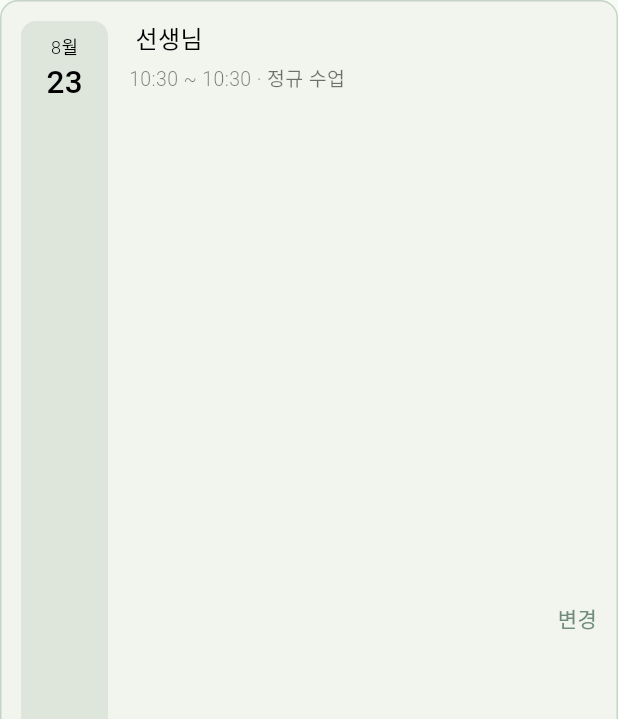
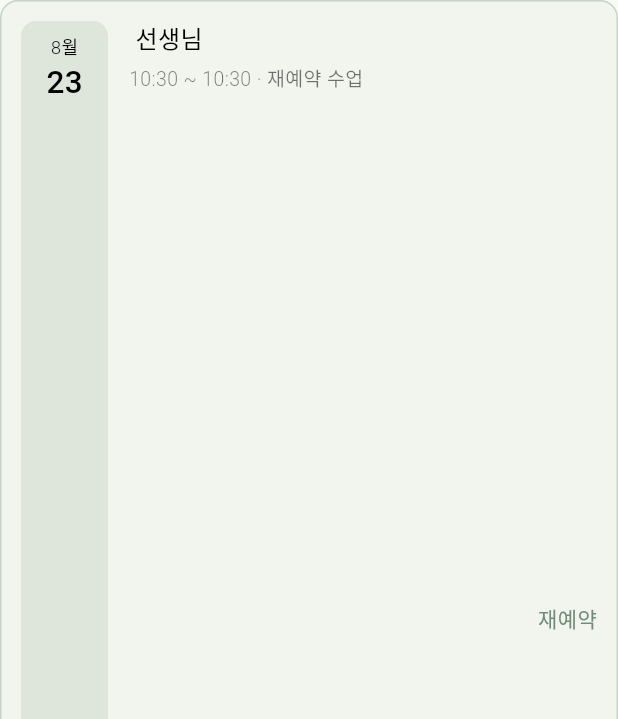
Before and after one commit to B-Dandelion/forestring_stu, a Flutter app: the StudentLessonCard widget shown alone on an empty page, opened directly with empty values, on a phone screen of 412 x 824 dp. Shown: the top 719 px of the screen. Run offline on Flutter 3.47's test engine with Material 3 defaults, Android fonts, the phone set to English and light mode, and no system bars; our stand-ins replace shared_preferences, supabase_flutter, table_calendar; accounts and stored records are empty; Roboto replaces fonts that are missing (ELAND); statements that could not run were skipped.

Commit message:
Label student rebooked lessons correctly

```diff
--- a/lib/features/lessons/presentation/widgets/lesson_card.dart
+++ b/lib/features/lessons/presentation/widgets/lesson_card.dart
@@ -76,7 +76,7 @@ class StudentLessonCard extends StatelessWidget {
                     Text(
                       '${DateFormat('HH:mm').format(lesson.startsAt)} '
                       '~ ${DateFormat('HH:mm').format(lesson.endsAt)} '
-                      '· ${lesson.type.label}',
+                      '· ${lesson.displayTypeLabel}',
                       style: forestringTextStyle.copyWith(
                         fontSize: 13,
                         color: Colors.black54,
@@ -95,7 +95,7 @@ class StudentLessonCard extends StatelessWidget {
                 )
               else if (lesson.isRescheduled)
                 Text(
-                  '변경',
+                  '재예약',
                   style: forestringTextStyle.copyWith(
                     color: secondaryColor,
                     fontWeight: FontWeight.w500,
```
